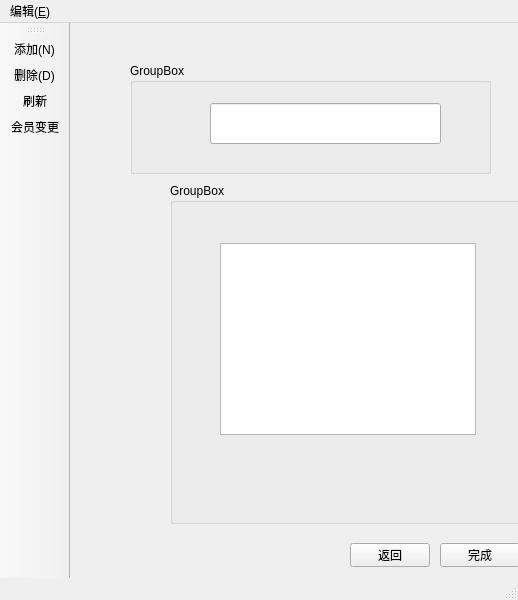
This is Restaurant/usermanage.ui in PG98/2017SepQt as Qt 5 draws it before an edit. The edited form follows.
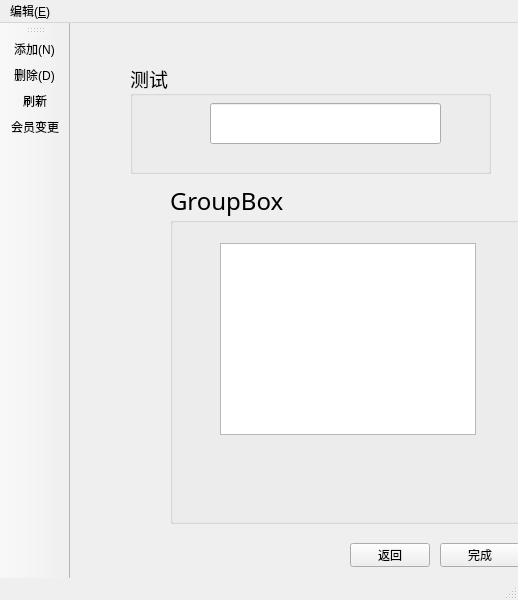
This is the edited form. Icons and pictures are not drawn.

```diff
--- a/Restaurant/usermanage.ui
+++ b/Restaurant/usermanage.ui
@@ -29,8 +29,14 @@
       <height>111</height>
      </rect>
     </property>
+    <property name="font">
+     <font>
+      <family>Adobe Heiti Std</family>
+      <pointsize>14</pointsize>
+     </font>
+    </property>
     <property name="title">
-     <string>GroupBox</string>
+     <string>测试</string>
     </property>
     <widget class="QLineEdit" name="searchEdit">
      <property name="geometry">
@@ -52,6 +58,12 @@
       <height>341</height>
      </rect>
     </property>
+    <property name="font">
+     <font>
+      <family>Adobe Kaiti Std</family>
+      <pointsize>18</pointsize>
+     </font>
+    </property>
     <property name="title">
      <string>GroupBox</string>
     </property>
```
Left out of the diff: 14 changed lines with no effect on the pictures.
